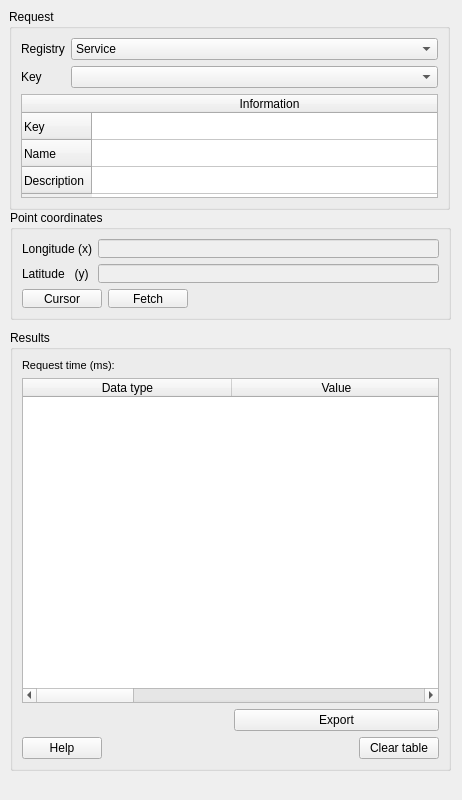
Above: widgets/GeoContextQGISPlugin_dockwidget_base.ui from kartoza/GeoContextQGISPlugin before the change. Below: the same form after it.
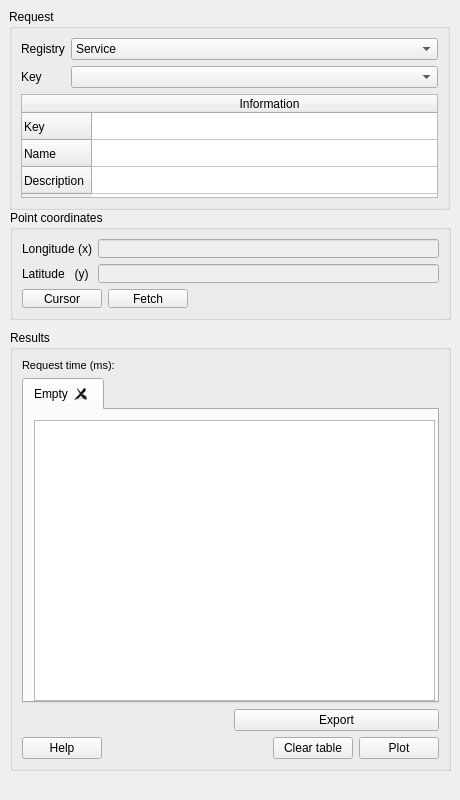
That is the form after the change. Custom widgets are drawn as their Qt base class.

Commit message: Updates to the docking widget table. Tabs added. Plotting added.

Diff of the .ui file:
```diff
--- a/widgets/GeoContextQGISPlugin_dockwidget_base.ui
+++ b/widgets/GeoContextQGISPlugin_dockwidget_base.ui
@@ -6,7 +6,7 @@
    <rect>
     <x>0</x>
     <y>0</y>
-    <width>462</width>
+    <width>460</width>
     <height>800</height>
    </rect>
   </property>
@@ -40,33 +40,49 @@
       </widget>
      </item>
      <item>
-      <widget class="QTableWidget" name="tblResult">
-       <property name="enabled">
+      <widget class="QTabWidget" name="tabResults">
+       <property name="tabShape">
+        <enum>QTabWidget::Rounded</enum>
+       </property>
+       <property name="currentIndex">
+        <number>0</number>
+       </property>
+       <property name="documentMode">
+        <bool>false</bool>
+       </property>
+       <property name="tabsClosable">
         <bool>true</bool>
        </property>
-       <attribute name="horizontalHeaderDefaultSectionSize">
-        <number>209</number>
-       </attribute>
-       <column>
-        <property name="text">
-         <string>Data type</string>
-        </property>
-       </column>
-       <column>
-        <property name="text">
-         <string>Value</string>
-        </property>
-       </column>
-       <column>
-        <property name="text">
-         <string>Longitude</string>
-        </property>
-       </column>
-       <column>
-        <property name="text">
-         <string>Latitude</string>
-        </property>
-       </column>
+       <widget class="QWidget" name="tab">
+        <attribute name="title">
+         <string>Empty</string>
+        </attribute>
+        <widget class="QListWidget" name="listResults">
+         <property name="geometry">
+          <rect>
+           <x>10</x>
+           <y>10</y>
+           <width>401</width>
+           <height>281</height>
+          </rect>
+         </property>
+         <property name="movement">
+          <enum>QListView::Static</enum>
+         </property>
+         <property name="flow">
+          <enum>QListView::TopToBottom</enum>
+         </property>
+         <property name="layoutMode">
+          <enum>QListView::Batched</enum>
+         </property>
+         <property name="viewMode">
+          <enum>QListView::ListMode</enum>
+         </property>
+         <property name="sortingEnabled">
+          <bool>false</bool>
+         </property>
+        </widget>
+       </widget>
       </widget>
      </item>
      <item>
@@ -116,6 +132,13 @@
          </property>
         </widget>
        </item>
+       <item>
+        <widget class="QPushButton" name="btnPlot">
+         <property name="text">
+          <string>Plot</string>
+         </property>
+        </widget>
+       </item>
       </layout>
      </item>
     </layout>
```
The commit also changes 29 other files.
